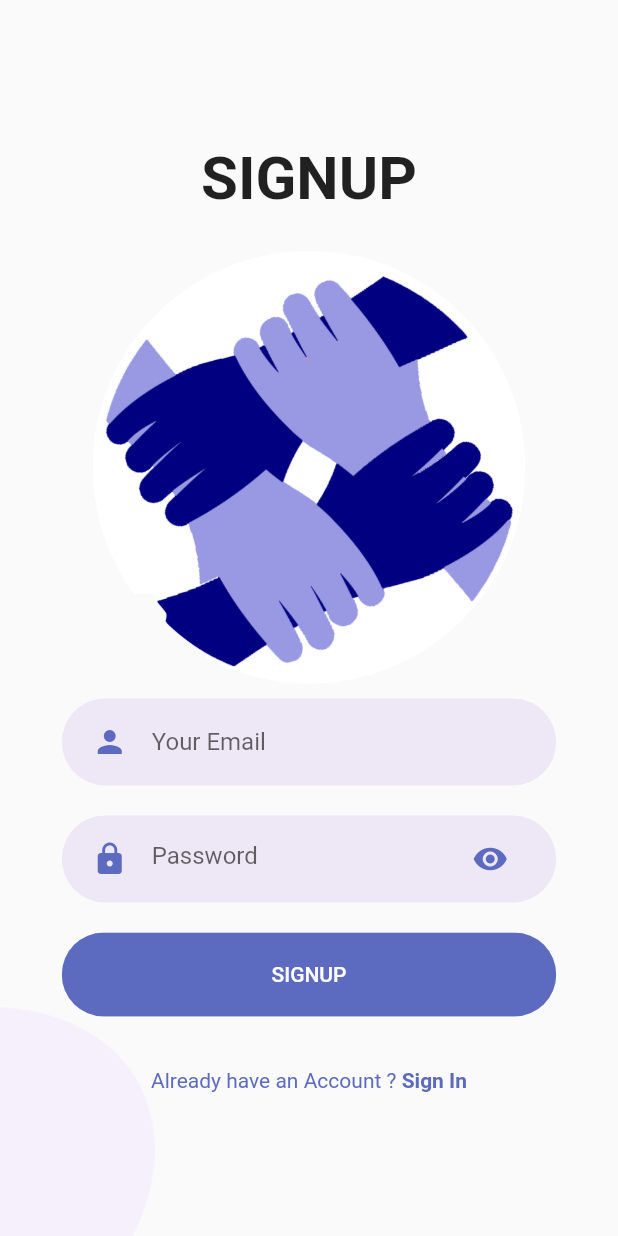
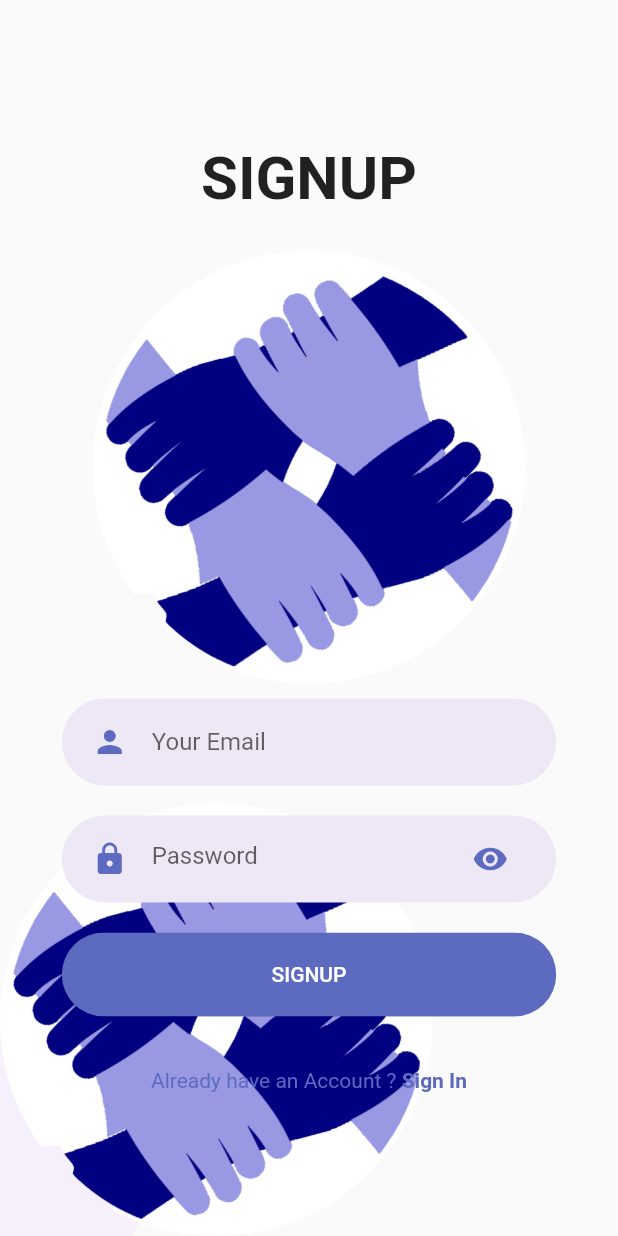
Before and after one commit to DeepeshKalura/ambulance-tracker-main-dummy-test, a Flutter app: the screen it shows after launch, after a tap on "SIGN UP", on a phone screen of 412 x 824 dp. Run offline on Flutter 3.47's test engine with Material 2 defaults, Android fonts, the light colour scheme and no system bars; our stand-ins replace cloud_firestore, firebase_auth, firebase_core, flutter_svg, fluttertoast, font_awesome_flutter and 3 more; accounts and stored records are empty.

Commit message:
(remove stack error)

```diff
--- a/lib/screens/Signup/signup_screen.dart
+++ b/lib/screens/Signup/signup_screen.dart
@@ -27,7 +27,9 @@ class Body extends StatelessWidget {
     Size size = MediaQuery.of(context).size;
     return Background(
       child: SingleChildScrollView(
-        child: Column(
+        child: Stack(
+          children: [
+            Column(
               mainAxisAlignment: MainAxisAlignment.center,
               children: <Widget>[
                 const Text(
@@ -35,9 +37,7 @@ class Body extends StatelessWidget {
                   style: TextStyle(fontWeight: FontWeight.bold, fontSize: 40),
                 ),
                 SizedBox(height: size.height * 0.03),
-            Positioned(
-              bottom: 0,
-              left: 0,
+                SizedBox(
                   child: Image.asset(
                     "assets/images/hands.png",
                     width: size.width * 0.7,
@@ -70,6 +70,8 @@ class Body extends StatelessWidget {
                 ),
               ],
             ),
+          ],
+        ),
       ),
     );
   }
@@ -88,7 +90,6 @@ class Background extends StatelessWidget {
     return SizedBox(
       height: size.height,
       width: double.infinity,
-      // Here i can use size.width but use double.infinity because both work as a same
       child: Stack(
         alignment: Alignment.center,
         children: <Widget>[
@@ -98,6 +99,14 @@ class Background extends StatelessWidget {
             child: Image.asset(
               "assets/images/main_bottom.png",
               width: size.width * 0.25,
+            ),
+          ),
+          Positioned(
+            bottom: 0,
+            left: 0,
+            child: Image.asset(
+              "assets/images/hands.png",
+              width: size.width * 0.7,
             ),
           ),
           child,
--- a/lib/screens/Welcome/welcome_screen.dart
+++ b/lib/screens/Welcome/welcome_screen.dart
@@ -23,8 +23,10 @@ class Body extends StatelessWidget {
   Widget build(BuildContext context) {
     Size size = MediaQuery.of(context).size;
     // This size provide us total height and width of our screen
-    return Background(
-      child: SingleChildScrollView(
+    return Stack(
+      children: [
+        const Background(),
+        SingleChildScrollView(
           child: Column(
             mainAxisAlignment: MainAxisAlignment.center,
             children: <Widget>[
@@ -33,11 +35,10 @@ class Body extends StatelessWidget {
                 style: TextStyle(
                   fontSize: 50,
                   fontWeight: FontWeight.bold,
-                  color: Colors.indigo),
+                  color: Colors.indigo,
                 ),
-            Positioned(
-              bottom: 0,
-              left: 0,
+              ),
+              SizedBox(
                 child: Image.asset(
                   "assets/images/image1_tr.png",
                   width: size.width * 1.0,
@@ -75,16 +76,13 @@ class Body extends StatelessWidget {
             ],
           ),
         ),
+      ],
     );
   }
 }
 
 class Background extends StatelessWidget {
-  final Widget child;
-  const Background({
-    Key? key,
-    required this.child,
-  }) : super(key: key);
+  const Background({Key? key}) : super(key: key);
 
   @override
   Widget build(BuildContext context) {
@@ -111,7 +109,6 @@ class Background extends StatelessWidget {
               width: size.width * 0.2,
             ),
           ),
-          child,
         ],
       ),
     );
```
Lines whose indentation alone changed are shown as unchanged.
